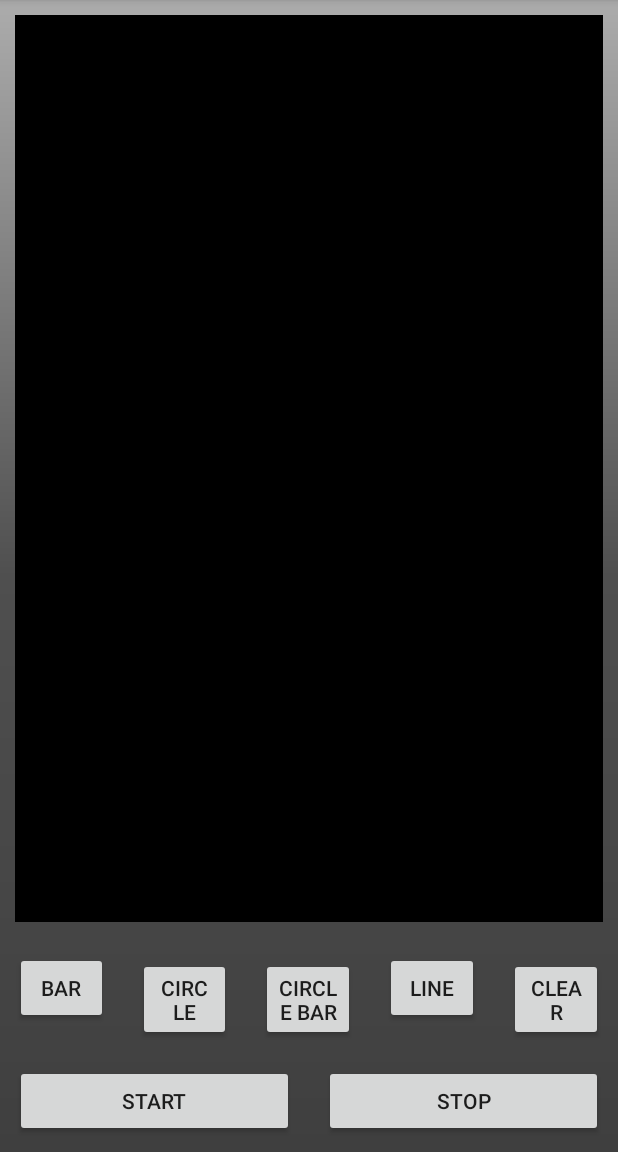
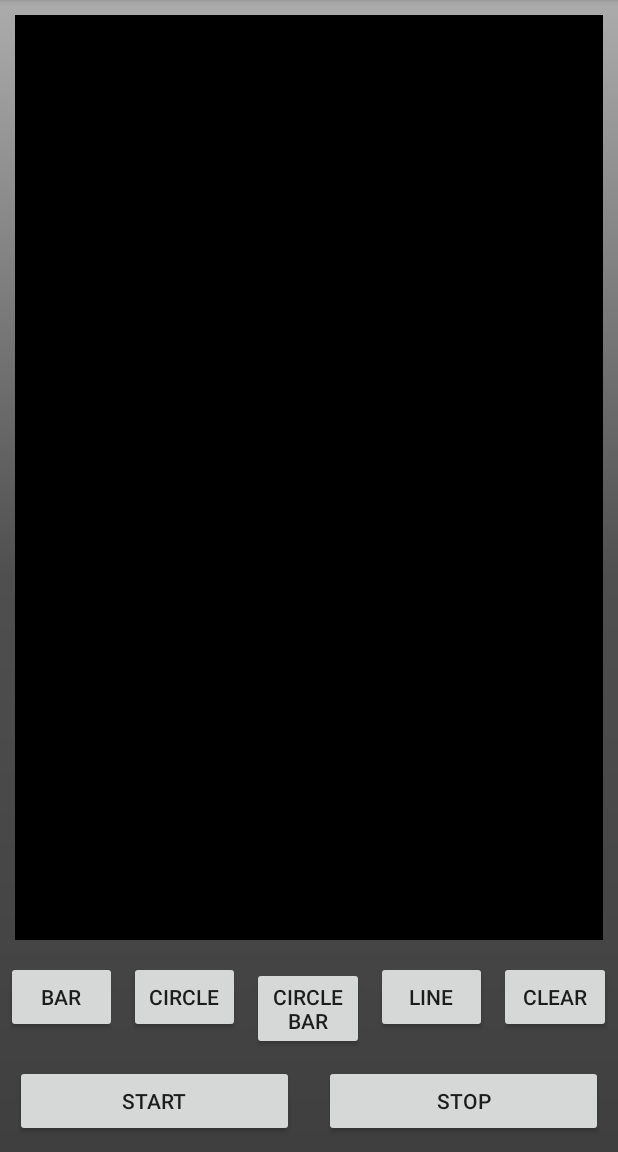
Before and after one commit to hannesa2/audio-visualizer, an Android app: the screen it shows after launch (MainActivity), on a phone screen of 412 x 824 dp, the part 84-1236 px from its top. Run offline under Robolectric (Android 15) with nearby library versions, the phone set to English and light mode, and no system bars; 1 statement that could not run was skipped.

Commit message:
all in Kotlin

```diff
--- a/app/src/main/java/info/hannes/visualizer/utils/SystemPropertiesProxy.java
+++ /dev/null
@@ -1,62 +0,0 @@
-package info.hannes.visualizer.utils;
-
-import java.lang.reflect.Method;
-
-import android.content.Context;
-import android.util.Log;
-
-public class SystemPropertiesProxy {
-    private static final String TAG = "SystemPropertiesProxy";
-
-    /**
-     * Get the value for the given key, returned as a boolean. Values 'n', 'no',
-     * '0', 'false' or 'off' are considered false. Values 'y', 'yes', '1', 'true'
-     * or 'on' are considered true. (case insensitive). If the key does not exist,
-     * or has any other value, then the default result is returned.
-     *
-     * @param key the key to lookup
-     * @param def a default value to return
-     * @return the key parsed as a boolean, or def if the key isn't found or is
-     * not able to be parsed as a boolean.
-     * @throws IllegalArgumentException if the key exceeds 32 characters
-     */
-    public static Boolean getBoolean(Context context, String key, boolean def)
-            throws IllegalArgumentException {
-        return getBoolean(context.getClassLoader(), key, def);
-    }
-
-    public static Boolean getBoolean(ClassLoader cl, String key, boolean def)
-            throws IllegalArgumentException {
-
-        Boolean ret = def;
-
-        try {
-            @SuppressWarnings("rawtypes")
-            Class SystemProperties = cl.loadClass("android.os.SystemProperties");
-
-            // Parameters Types
-            @SuppressWarnings("rawtypes")
-            Class[] paramTypes = new Class[2];
-            paramTypes[0] = String.class;
-            paramTypes[1] = boolean.class;
-
-            @SuppressWarnings("unchecked")
-            Method getBoolean = SystemProperties.getMethod("getBoolean", paramTypes);
-
-            // Parameters
-            Object[] params = new Object[2];
-            params[0] = new String(key);
-            params[1] = Boolean.valueOf(def);
-
-            ret = (Boolean) getBoolean.invoke(SystemProperties, params);
-
-        } catch (IllegalArgumentException iAE) {
-            throw iAE;
-        } catch (Exception e) {
-            Log.e(TAG, "getBoolean(context, key: " + key + ", def:" + def + ")", e);
-            ret = def;
-        }
-
-        return ret;
-    }
-}
--- /dev/null
+++ b/app/src/main/java/info/hannes/visualizer/utils/SystemPropertiesProxy.kt
@@ -0,0 +1,51 @@
+package info.hannes.visualizer.utils
+
+import android.content.Context
+import android.util.Log
+
+object SystemPropertiesProxy {
+    private const val TAG = "SystemPropertiesProxy"
+
+    /**
+     * Get the value for the given key, returned as a boolean. Values 'n', 'no',
+     * '0', 'false' or 'off' are considered false. Values 'y', 'yes', '1', 'true'
+     * or 'on' are considered true. (case insensitive). If the key does not exist,
+     * or has any other value, then the default result is returned.
+     *
+     * @param key the key to lookup
+     * @param def a default value to return
+     * @return the key parsed as a boolean, or def if the key isn't found or is
+     * not able to be parsed as a boolean.
+     * @throws IllegalArgumentException if the key exceeds 32 characters
+     */
+    @Throws(IllegalArgumentException::class)
+    fun getBoolean(context: Context, key: String, def: Boolean): Boolean {
+        return getBoolean(context.classLoader, key, def)
+    }
+
+    @Throws(IllegalArgumentException::class)
+    fun getBoolean(cl: ClassLoader, key: String, def: Boolean): Boolean {
+        var ret: Boolean
+        try {
+            val systemProperties = cl.loadClass("android.os.SystemProperties")
+
+            // Parameters Types
+            val paramTypes = arrayOfNulls<Class<*>?>(2)
+            paramTypes[0] = String::class.java
+            paramTypes[1] = Boolean::class.javaPrimitiveType
+            val getBoolean = systemProperties.getMethod("getBoolean", *paramTypes)
+
+            // Parameters
+            val params = arrayOfNulls<Any>(2)
+            params[0] = key
+            params[1] = java.lang.Boolean.valueOf(def)
+            ret = getBoolean.invoke(systemProperties, *params) as Boolean
+        } catch (iAE: IllegalArgumentException) {
+            throw iAE
+        } catch (e: Exception) {
+            Log.e(TAG, "getBoolean(context, key: $key, def:$def)", e)
+            ret = def
+        }
+        return ret
+    }
+}
--- /dev/null
+++ b/app/src/main/java/info/hannes/visualizer/utils/TunnelPlayerWorkaround.kt
@@ -0,0 +1,52 @@
+package info.hannes.visualizer.utils
+
+import android.content.Context
+import android.media.AudioManager
+import android.media.MediaPlayer
+import android.util.Log
+import info.hannes.visualizer.R
+import info.hannes.visualizer.utils.SystemPropertiesProxy.getBoolean
+
+object TunnelPlayerWorkaround {
+    private const val TAG = "TunnelPlayerWorkaround"
+    private const val SYSTEM_PROP_TUNNEL_DECODE_ENABLED = "tunnel.decode"
+
+    /**
+     * Obtain "tunnel.decode" system property value
+     *
+     * @param context Context
+     * @return Whether tunnel player is enabled
+     */
+    fun isTunnelDecodeEnabled(context: Context?): Boolean {
+        return getBoolean(context!!, SYSTEM_PROP_TUNNEL_DECODE_ENABLED, false)
+    }
+
+    /**
+     * Create silent MediaPlayer instance to avoid tunnel player issue
+     *
+     * @param context Context
+     * @return MediaPlayer instance
+     */
+    fun createSilentMediaPlayer(context: Context?): MediaPlayer? {
+        var result = false
+        var mp: MediaPlayer? = null
+        try {
+            mp = MediaPlayer.create(context, R.raw.workaround_1min)
+            mp.setAudioStreamType(AudioManager.STREAM_MUSIC)
+
+            // NOTE: start() is no needed
+            // mp.start();
+            result = true
+        } catch (e: RuntimeException) {
+            Log.e(TAG, "createSilentMediaPlayer()", e)
+        } finally {
+            if (!result && mp != null) {
+                try {
+                    mp.release()
+                } catch (e: IllegalStateException) {
+                }
+            }
+        }
+        return mp
+    }
+}
--- a/app/src/main/res/layout/main.xml
+++ b/app/src/main/res/layout/main.xml
@@ -26,40 +26,40 @@
         <Button
             android:layout_width="0dp"
             android:layout_height="wrap_content"
-            android:layout_margin="10dp"
-            android:layout_weight="0.25"
+            android:layout_margin="4dp"
+            android:layout_weight="0.2"
             android:onClick="barPressed"
             android:text="Bar" />
 
         <Button
             android:layout_width="0dp"
             android:layout_height="wrap_content"
-            android:layout_margin="10dp"
-            android:layout_weight="0.25"
+            android:layout_margin="4dp"
+            android:layout_weight="0.2"
             android:onClick="circlePressed"
             android:text="Circle" />
 
         <Button
             android:layout_width="0dp"
             android:layout_height="wrap_content"
-            android:layout_margin="10dp"
-            android:layout_weight="0.25"
+            android:layout_margin="4dp"
+            android:layout_weight="0.2"
             android:onClick="circleBarPressed"
             android:text="Circle Bar" />
 
         <Button
             android:layout_width="0dp"
             android:layout_height="wrap_content"
-            android:layout_margin="10dp"
-            android:layout_weight="0.25"
+            android:layout_margin="4dp"
+            android:layout_weight="0.2"
             android:onClick="linePressed"
             android:text="Line" />
 
         <Button
             android:layout_width="0dp"
             android:layout_height="wrap_content"
-            android:layout_margin="10dp"
-            android:layout_weight="0.25"
+            android:layout_margin="4dp"
+            android:layout_weight="0.2"
             android:onClick="clearPressed"
             android:text="Clear" />
     </LinearLayout>
```
Also changed, not shown: app/src/main/java/info/hannes/visualizer/utils/TunnelPlayerWorkaround.java (deleted, +0 -60 lines).
